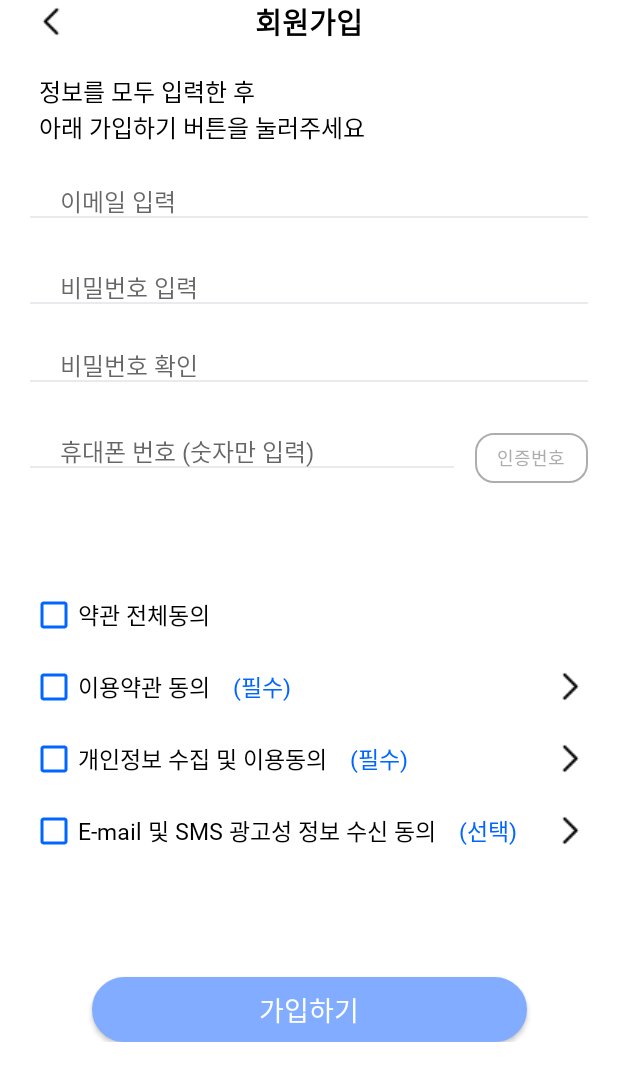
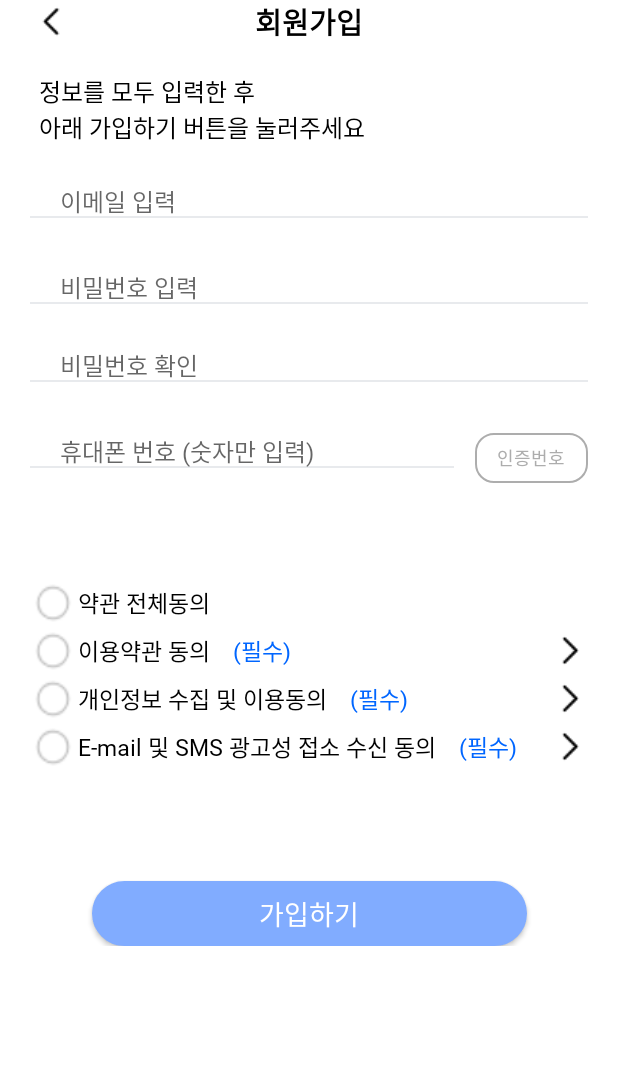
Before and after one commit to Nanuer/client, an Android app: the SignUpActivity screen opened directly, with no data from a screen before it, on a phone screen of 412 x 824 dp. Shown: the top 1081 px of the screen. Run offline under Robolectric (Android 15) with nearby library versions, the phone set to English and light mode, and no system bars.

Commit message:
custom checkbox

```diff
--- /dev/null
+++ b/app/src/main/res/drawable/custom_check.xml
@@ -0,0 +1,8 @@
+<?xml version="1.0" encoding="utf-8"?>
+<selector xmlns:android="http://schemas.android.com/apk/res/android">
+    <item android:drawable="@drawable/check_off"
+        android:state_checked="false"/>
+    <item android:drawable="@drawable/check_on"
+        android:state_checked="true"/>
+    <item android:drawable="@drawable/check_off"/>
+</selector>
--- a/app/src/main/res/layout/activity_signup.xml
+++ b/app/src/main/res/layout/activity_signup.xml
@@ -144,15 +144,31 @@
             android:layout_marginTop="64dp"
             android:layout_marginHorizontal="20dp"
             android:orientation="vertical">
-            <CheckBox
-                android:id="@+id/signup_terms_cb"
-                style="@style/Regular"
-                android:textColor="@color/main_black"
-                android:layout_width="wrap_content"
+            <RelativeLayout
+                android:id="@+id/signup_terms_rl"
+                android:layout_width="match_parent"
                 android:layout_height="wrap_content"
-                android:text="약관 전체동의"
-                android:buttonTint="@color/blue_dark_1"
-            />
+                >
+                <CheckBox
+                    android:id="@+id/signup_terms_cb"
+                    android:layout_width="32dp"
+                    android:layout_height="32dp"
+                    android:button="@null"
+                    android:background="@drawable/custom_check"
+                    android:layout_centerVertical="true"
+                    />
+                <TextView
+                    android:id="@+id/signup_terms_info_tv"
+                    style="@style/Regular"
+                    android:layout_width="wrap_content"
+                    android:layout_height="wrap_content"
+                    android:textColor="@color/main_black"
+                    android:layout_centerVertical="true"
+                    android:text="약관 전체동의"
+                    android:layout_toRightOf="@id/signup_terms_cb"
+                    android:layout_marginEnd="15dp"/>
+            </RelativeLayout>
+
             <RelativeLayout
                 android:id="@+id/signup_term1_rl"
                 android:layout_width="match_parent"
@@ -160,12 +176,21 @@
                 >
                 <CheckBox
                     android:id="@+id/signup_term1_cb"
+                    android:layout_width="32dp"
+                    android:layout_height="32dp"
+                    android:button="@null"
+                    android:background="@drawable/custom_check"
+                    android:layout_centerVertical="true"
+                    />
+                <TextView
+                    android:id="@+id/signup_term1_info_tv"
                     style="@style/Regular"
                     android:layout_width="wrap_content"
                     android:layout_height="wrap_content"
+                    android:textColor="@color/main_black"
+                    android:layout_centerVertical="true"
                     android:text="이용약관 동의"
-                    android:textColor="@color/main_black"
-                    android:buttonTint="@color/blue_dark_1"
+                    android:layout_toRightOf="@id/signup_term1_cb"
                     android:layout_marginEnd="15dp"/>
                 <TextView
                     android:id="@+id/signup_term1_necessary_tv"
@@ -175,7 +200,7 @@
                     android:text="(필수)"
                     android:textColor="@color/blue_dark_1"
                     android:layout_centerVertical="true"
-                    android:layout_toRightOf="@id/signup_term1_cb"
+                    android:layout_toRightOf="@id/signup_term1_info_tv"
                     />
                 <ImageView
                     android:id="@+id/signup_term1_more_iv"
@@ -193,13 +218,23 @@
                 >
                 <CheckBox
                     android:id="@+id/signup_term2_cb"
+                    android:layout_width="32dp"
+                    android:layout_height="32dp"
+                    android:button="@null"
+                    android:background="@drawable/custom_check"
+                    android:layout_centerVertical="true"
+                    />
+
+                <TextView
+                    android:id="@+id/signup_term2_info_tv"
                     style="@style/Regular"
                     android:layout_width="wrap_content"
                     android:layout_height="wrap_content"
+                    android:layout_centerVertical="true"
                     android:layout_marginEnd="15dp"
-                    android:buttonTint="@color/blue_dark_1"
+                    android:layout_toRightOf="@id/signup_term2_cb"
                     android:text="개인정보 수집 및 이용동의"
-                    android:textColor="@color/main_black"/>
+                    android:textColor="@color/main_black" />
                 <TextView
                     android:id="@+id/signup_term2_necessary_tv"
                     style="@style/Regular"
@@ -208,7 +243,7 @@
                     android:text="(필수)"
                     android:textColor="@color/blue_dark_1"
                     android:layout_centerVertical="true"
-                    android:layout_toRightOf="@id/signup_term2_cb"
+                    android:layout_toRightOf="@id/signup_term2_info_tv"
                     />
                 <ImageView
                     android:id="@+id/signup_term2_more_iv"
@@ -226,22 +261,32 @@
                 >
                 <CheckBox
                     android:id="@+id/signup_term3_cb"
+                    android:layout_width="32dp"
+                    android:layout_height="32dp"
+                    android:button="@null"
+                    android:background="@drawable/custom_check"
+                    android:layout_centerVertical="true"
+                    />
+
+                <TextView
+                    android:id="@+id/signup_term3_info_tv"
                     style="@style/Regular"
                     android:layout_width="wrap_content"
                     android:layout_height="wrap_content"
+                    android:layout_centerVertical="true"
                     android:layout_marginEnd="15dp"
-                    android:buttonTint="@color/blue_dark_1"
-                    android:text="E-mail 및 SMS 광고성 정보 수신 동의"
-                    android:textColor="@color/main_black"/>
+                    android:layout_toRightOf="@id/signup_term3_cb"
+                    android:text="E-mail 및 SMS 광고성 접소 수신 동의"
+                    android:textColor="@color/main_black" />
                 <TextView
-                    android:id="@+id/signup_term3_selective_tv"
+                    android:id="@+id/signup_term3_necessary_tv"
                     style="@style/Regular"
                     android:layout_width="wrap_content"
                     android:layout_height="wrap_content"
-                    android:text="(선택)"
+                    android:text="(필수)"
                     android:textColor="@color/blue_dark_1"
                     android:layout_centerVertical="true"
-                    android:layout_toRightOf="@id/signup_term3_cb"
+                    android:layout_toRightOf="@id/signup_term3_info_tv"
                     />
                 <ImageView
                     android:id="@+id/signup_term3_more_iv"
```
Also changed, not shown: app/src/main/res/drawable/check_off.png (added), app/src/main/res/drawable/check_on.png (added).
